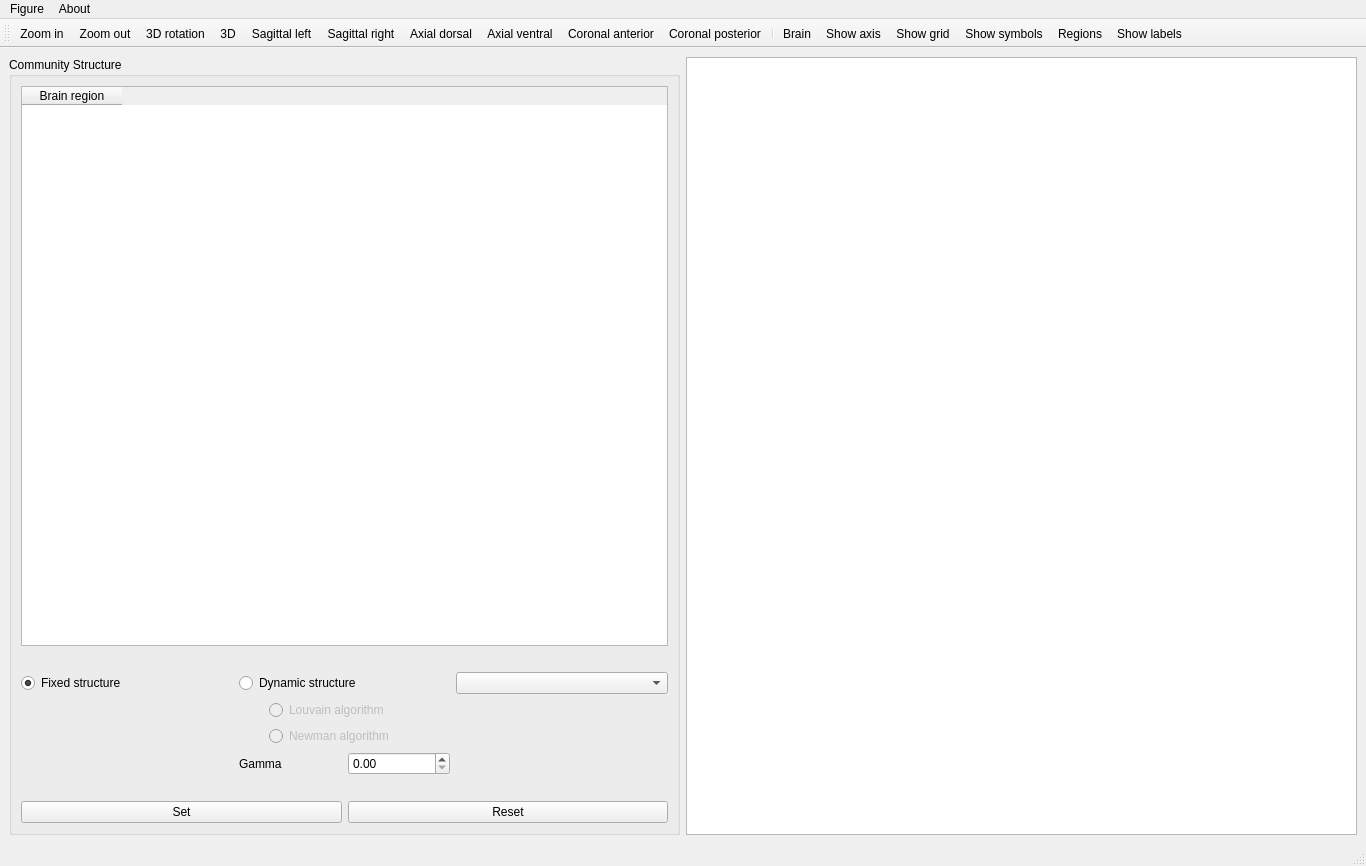
The window that braphy/gui/ui_files/community_structure.ui (softmatterlab/Braph-2.0-Python) describes before a commit, drawn with Qt 5.
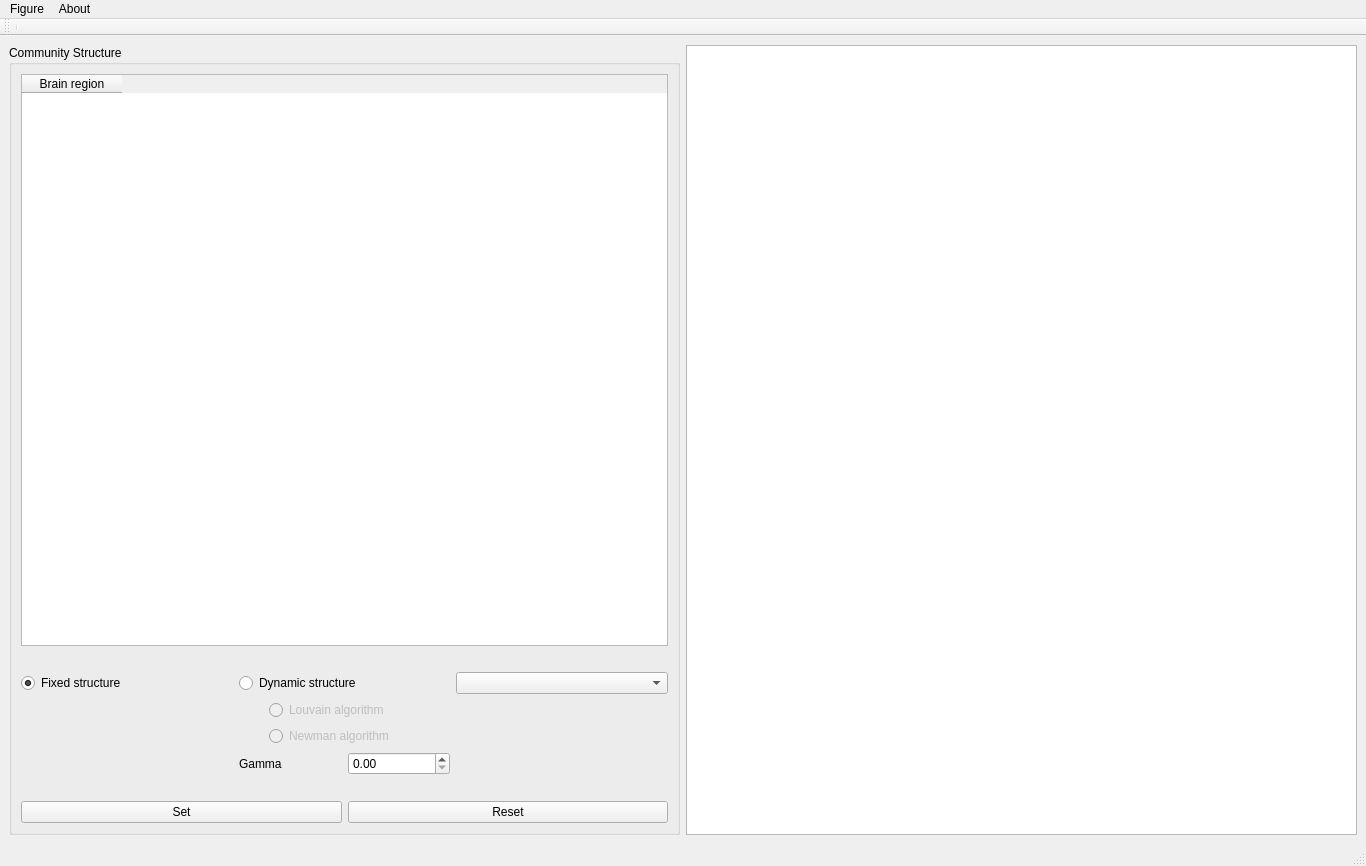
The same window after the commit. Icons and pictures are not drawn. Custom widgets are drawn as their Qt base class.

Commit message: Remove community structure gui actions

What changed in the file:
```diff
--- a/braphy/gui/ui_files/community_structure.ui
+++ b/braphy/gui/ui_files/community_structure.ui
@@ -230,189 +230,13 @@
    <attribute name="toolBarBreak">
     <bool>false</bool>
    </attribute>
-   <addaction name="actionZoom_in"/>
-   <addaction name="actionZoom_out"/>
-   <addaction name="action3D_rotation"/>
-   <addaction name="action3D"/>
-   <addaction name="actionSagittal_left"/>
-   <addaction name="actionSagittal_right"/>
-   <addaction name="actionAxial_dorsal"/>
-   <addaction name="actionAxial_ventral"/>
-   <addaction name="actionCoronal_anterior"/>
-   <addaction name="actionCoronal_posterior"/>
    <addaction name="separator"/>
-   <addaction name="actionBrain"/>
-   <addaction name="actionShow_axis"/>
-   <addaction name="actionShow_grid"/>
-   <addaction name="actionShow_symbols"/>
-   <addaction name="actionRegions"/>
-   <addaction name="actionShow_labels"/>
   </widget>
   <action name="actionQuit">
    <property name="text">
     <string>Close</string>
    </property>
   </action>
-  <action name="actionGenerate_figure">
-   <property name="text">
-    <string>Generate figure</string>
-   </property>
-  </action>
-  <action name="actionAbout">
-   <property name="text">
-    <string>About ...</string>
-   </property>
-  </action>
-  <action name="actionZoom_in">
-   <property name="text">
-    <string>Zoom in</string>
-   </property>
-  </action>
-  <action name="actionZoom_out">
-   <property name="text">
-    <string>Zoom out</string>
-   </property>
-  </action>
-  <action name="action3D_rotation">
-   <property name="text">
-    <string>3D rotation</string>
-   </property>
-  </action>
-  <action name="action3D">
-   <property name="icon">
-    <iconset resource="../icons/icons.qrc">
-     <normaloff>:/buttons/icon_view_3d.png</normaloff>:/buttons/icon_view_3d.png</iconset>
-   </property>
-   <property name="text">
-    <string>3D</string>
-   </property>
-  </action>
-  <action name="actionSagittal_left">
-   <property name="icon">
-    <iconset resource="../icons/icons.qrc">
-     <normaloff>:/buttons/icon_view_sl.png</normaloff>:/buttons/icon_view_sl.png</iconset>
-   </property>
-   <property name="text">
-    <string>Sagittal left</string>
-   </property>
-  </action>
-  <action name="actionSagittal_right">
-   <property name="icon">
-    <iconset resource="../icons/icons.qrc">
-     <normaloff>:/buttons/icon_view_sr.png</normaloff>:/buttons/icon_view_sr.png</iconset>
-   </property>
-   <property name="text">
-    <string>Sagittal right</string>
-   </property>
-  </action>
-  <action name="actionAxial_dorsal">
-   <property name="icon">
-    <iconset resource="../icons/icons.qrc">
-     <normaloff>:/buttons/icon_view_ad.png</normaloff>:/buttons/icon_view_ad.png</iconset>
-   </property>
-   <property name="text">
-    <string>Axial dorsal</string>
-   </property>
-  </action>
-  <action name="actionAxial_ventral">
-   <property name="icon">
-    <iconset resource="../icons/icons.qrc">
-     <normaloff>:/buttons/icon_view_av.png</normaloff>:/buttons/icon_view_av.png</iconset>
-   </property>
-   <property name="text">
-    <string>Axial ventral</string>
-   </property>
-  </action>
-  <action name="actionCoronal_anterior">
-   <property name="icon">
-    <iconset resource="../icons/icons.qrc">
-     <normaloff>:/buttons/icon_view_ca.png</normaloff>:/buttons/icon_view_ca.png</iconset>
-   </property>
-   <property name="text">
-    <string>Coronal anterior</string>
-   </property>
-  </action>
-  <action name="actionCoronal_posterior">
-   <property name="icon">
-    <iconset resource="../icons/icons.qrc">
-     <normaloff>:/buttons/icon_view_cp.png</normaloff>:/buttons/icon_view_cp.png</iconset>
-   </property>
-   <property name="text">
-    <string>Coronal posterior</string>
-   </property>
-  </action>
-  <action name="actionBrain">
-   <property name="checkable">
-    <bool>true</bool>
-   </property>
-   <property name="icon">
-    <iconset resource="../icons/icons.qrc">
-     <normaloff>:/buttons/icon_brain.png</normaloff>:/buttons/icon_brain.png</iconset>
-   </property>
-   <property name="text">
-    <string>Brain</string>
-   </property>
-  </action>
-  <action name="actionShow_axis">
-   <property name="checkable">
-    <bool>true</bool>
-   </property>
-   <property name="icon">
-    <iconset resource="../icons/icons.qrc">
-     <normaloff>:/buttons/icon_axis.png</normaloff>:/buttons/icon_axis.png</iconset>
-   </property>
-   <property name="text">
-    <string>Show axis</string>
-   </property>
-  </action>
-  <action name="actionShow_grid">
-   <property name="checkable">
-    <bool>true</bool>
-   </property>
-   <property name="icon">
-    <iconset resource="../icons/icons.qrc">
-     <normaloff>:/buttons/icon_grid.png</normaloff>:/buttons/icon_grid.png</iconset>
-   </property>
-   <property name="text">
-    <string>Show grid</string>
-   </property>
-  </action>
-  <action name="actionShow_symbols">
-   <property name="checkable">
-    <bool>true</bool>
-   </property>
-   <property name="icon">
-    <iconset resource="../icons/icons.qrc">
-     <normaloff>:/buttons/icon_symbol.png</normaloff>:/buttons/icon_symbol.png</iconset>
-   </property>
-   <property name="text">
-    <string>Show symbols</string>
-   </property>
-  </action>
-  <action name="actionRegions">
-   <property name="checkable">
-    <bool>true</bool>
-   </property>
-   <property name="icon">
-    <iconset resource="../icons/icons.qrc">
-     <normaloff>:/buttons/icon_sphere.png</normaloff>:/buttons/icon_sphere.png</iconset>
-   </property>
-   <property name="text">
-    <string>Regions</string>
-   </property>
-  </action>
-  <action name="actionShow_labels">
-   <property name="checkable">
-    <bool>true</bool>
-   </property>
-   <property name="icon">
-    <iconset resource="../icons/icons.qrc">
-     <normaloff>:/buttons/icon_label.png</normaloff>:/buttons/icon_label.png</iconset>
-   </property>
-   <property name="text">
-    <string>Show labels</string>
-   </property>
-  </action>
   <action name="actionGenerate_figure_2">
    <property name="text">
     <string>Generate figure</string>
```
Left out of the diff: 3 changed lines with no effect on the pictures.
